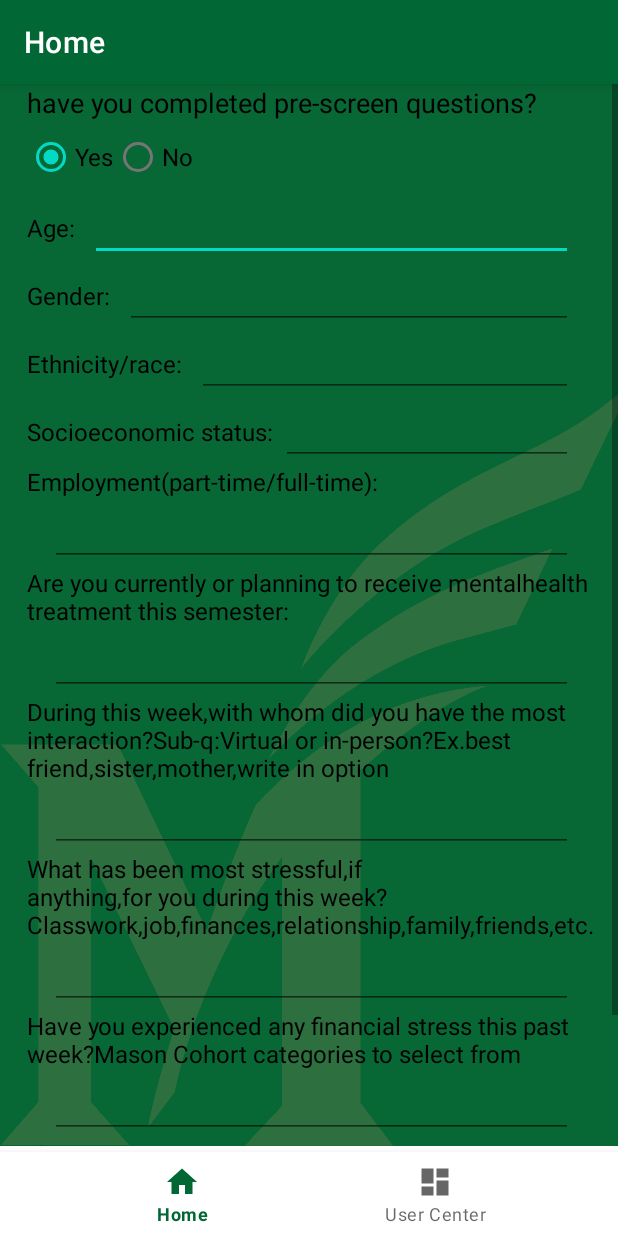
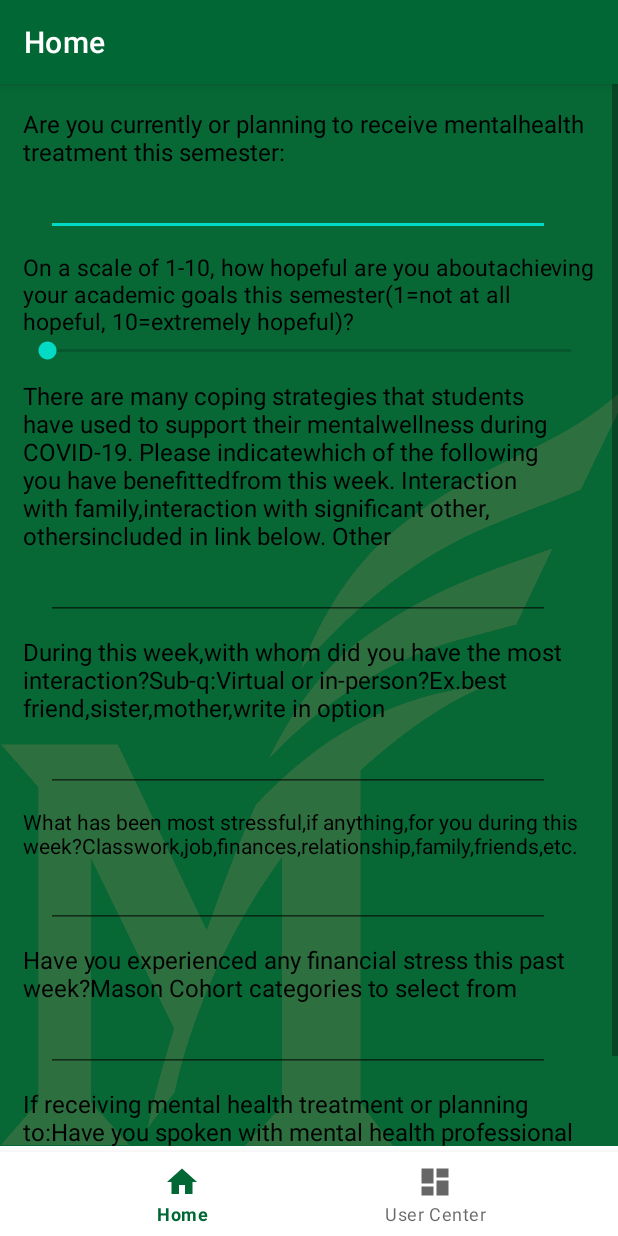
Before and after one commit to Wshangji/Mason, an Android app: the HomeFragment screen opened directly, with no data from a screen before it, on a phone screen of 412 x 824 dp. Run offline under Robolectric (Android 15) with nearby library versions, the phone set to English and light mode, and no system bars; our stand-ins replace navigation-ui; libraries missing offline, so code that uses them is left out: com.amazonaws.mobile, com.amplifyframework, com.amplifyframework.auth, com.amplifyframework.core.

Commit message:
add question view

```diff
--- a/app/src/main/AndroidManifest.xml
+++ b/app/src/main/AndroidManifest.xml
@@ -10,7 +10,7 @@
         android:roundIcon="@mipmap/ic_launcher_round"
         android:supportsRtl="true"
         android:theme="@style/Theme.Mason">
-        <activity android:name=".perquestron.activity_perquestion"></activity>
+        <activity android:name=".perquestron.Activity_perquestion"></activity>
         <activity
             android:name=".MainActivity"
             android:label="@string/title_activity_main"></activity>
--- a/app/src/main/java/com/example/mason/login/SignupTabFragment.java
+++ b/app/src/main/java/com/example/mason/login/SignupTabFragment.java
@@ -24,6 +24,7 @@ import com.amplifyframework.core.Amplify;
 import com.example.mason.LoginActivity;
 import com.example.mason.MainActivity;
 import com.example.mason.R;
+import com.example.mason.perquestron.Activity_perquestion;
 
 import static com.amazonaws.mobile.auth.core.internal.util.ThreadUtils.runOnUiThread;
 
@@ -131,6 +132,10 @@ public class SignupTabFragment extends Fragment {
                         toast.show();
                     }
                 });
+
+                Intent intent = new Intent();
+                intent.setClass(getActivity(), Activity_perquestion.class);
+                startActivity(intent);
             }
         });
 
--- /dev/null
+++ b/app/src/main/java/com/example/mason/perquestron/Activity_perquestion.java
@@ -0,0 +1,32 @@
+package com.example.mason.perquestron;
+
+import androidx.appcompat.app.AppCompatActivity;
+
+import android.content.Intent;
+import android.os.Bundle;
+import android.view.View;
+import android.widget.Button;
+
+import com.example.mason.MainActivity;
+import com.example.mason.R;
+
+public class Activity_perquestion extends AppCompatActivity {
+    private Button submit;
+
+    @Override
+    protected void onCreate(Bundle savedInstanceState) {
+        super.onCreate(savedInstanceState);
+        setContentView(R.layout.activity_perquestion);
+
+        submit = findViewById(R.id.pre_submit);
+
+        submit.setOnClickListener(new View.OnClickListener() {
+            @Override
+            public void onClick(View v) {
+                Intent intent = new Intent();
+                intent.setClass(Activity_perquestion.this, MainActivity.class);
+                startActivity(intent);
+            }
+        });
+    }
+}
--- a/app/src/main/java/com/example/mason/perquestron/activity_perquestion.java
+++ /dev/null
@@ -1,16 +0,0 @@
-package com.example.mason.perquestron;
-
-import androidx.appcompat.app.AppCompatActivity;
-
-import android.os.Bundle;
-
-import com.example.mason.R;
-
-public class activity_perquestion extends AppCompatActivity {
-
-    @Override
-    protected void onCreate(Bundle savedInstanceState) {
-        super.onCreate(savedInstanceState);
-        setContentView(R.layout.activity_perquestion);
-    }
-}
--- a/app/src/main/res/layout/activity_perquestion.xml
+++ b/app/src/main/res/layout/activity_perquestion.xml
@@ -5,7 +5,7 @@
     android:layout_width="match_parent"
     android:layout_height="match_parent"
     android:background="@drawable/bg"
-    tools:context=".perquestron.activity_perquestion">
+    tools:context=".perquestron.Activity_perquestion">
 
     <ScrollView
         android:layout_width="match_parent"
@@ -238,6 +238,7 @@
                 android:layout_marginRight="15dp"
                 android:layout_marginBottom="65dp">
                 <Button
+                    android:id="@+id/pre_submit"
                     android:layout_width="165dp"
                     android:layout_height="wrap_content"
                     android:backgroundTint="#CCCCCC"
--- a/app/src/main/res/layout/fragment_dashboard.xml
+++ b/app/src/main/res/layout/fragment_dashboard.xml
@@ -28,7 +28,8 @@
         <Button
             android:layout_width="wrap_content"
             android:layout_height="wrap_content"
-            android:text="保存"
+            android:backgroundTint="#1867c0"
+            android:text="Save"
             android:layout_marginLeft="25dp"
             android:layout_marginRight="15dp"
             android:layout_weight="1"
@@ -38,10 +39,11 @@
             android:id="@+id/logout"
             android:layout_width="wrap_content"
             android:layout_height="wrap_content"
+            android:backgroundTint="#dcdcdc"
             android:layout_marginLeft="15dp"
             android:layout_marginRight="25dp"
             android:text="Logout"
             android:layout_weight="1"
-            android:textColor="@color/white" />
+            android:textColor="@color/black" />
     </LinearLayout>
 </androidx.constraintlayout.widget.ConstraintLayout>
--- a/app/src/main/res/layout/fragment_home.xml
+++ b/app/src/main/res/layout/fragment_home.xml
@@ -9,8 +9,8 @@
 
     <ScrollView
         android:layout_width="fill_parent"
-        android:layout_height="wrap_content"
-        android:paddingLeft="18dp"
+        android:layout_height="match_parent"
+        android:paddingLeft="15dp"
         app:layout_constraintBottom_toBottomOf="parent"
         app:layout_constraintTop_toTopOf="parent"
         tools:ignore="MissingConstraints">
@@ -18,135 +18,9 @@
         <LinearLayout
             android:layout_width="match_parent"
             android:layout_height="match_parent"
+            android:layout_marginTop="15dp"
+            android:layout_marginRight="15dp"
             android:orientation="vertical">
-
-            <TextView
-                android:layout_width="match_parent"
-                android:layout_height="wrap_content"
-                android:text="have you completed pre-screen questions?"
-                android:textColor="@color/black"
-                android:textSize="18dp" />
-
-            <RadioGroup
-                android:id="@+id/radioGroup"
-                android:layout_width="wrap_content"
-                android:layout_height="wrap_content"
-                android:orientation="horizontal">
-
-                <RadioButton
-                    android:id="@+id/btnMan"
-                    android:layout_width="wrap_content"
-                    android:layout_height="wrap_content"
-                    android:checked="true"
-                    android:text="Yes"
-                    android:textSize="16dp" />
-
-                <RadioButton
-                    android:id="@+id/btnWoman"
-                    android:layout_width="wrap_content"
-                    android:layout_height="wrap_content"
-                    android:text="No"
-                    android:textSize="16dp" />
-            </RadioGroup>
-
-            <LinearLayout
-                android:layout_width="match_parent"
-                android:layout_height="wrap_content">
-
-                <TextView
-                    android:layout_width="wrap_content"
-                    android:layout_height="wrap_content"
-                    android:layout_marginRight="10dp"
-                    android:text="Age:"
-                    android:textColor="@color/black"
-                    android:textSize="16dp" />
-
-                <EditText
-                    android:layout_width="match_parent"
-                    android:layout_height="wrap_content"
-                    android:layout_marginRight="30dp"
-                    android:inputType="number" />
-
-            </LinearLayout>
-
-            <LinearLayout
-                android:layout_width="match_parent"
-                android:layout_height="wrap_content">
-
-                <TextView
-                    android:layout_width="wrap_content"
-                    android:layout_height="wrap_content"
-                    android:layout_marginRight="10dp"
-                    android:text="Gender:"
-                    android:textColor="@color/black"
-                    android:textSize="16dp" />
-
-                <EditText
-                    android:layout_width="match_parent"
-                    android:layout_height="wrap_content"
-                    android:layout_marginRight="30dp"
-                    android:inputType="text" />
-
-            </LinearLayout>
-
-            <LinearLayout
-                android:layout_width="match_parent"
-                android:layout_height="wrap_content">
-
-                <TextView
-                    android:layout_width="wrap_content"
-                    android:layout_height="wrap_content"
-                    android:layout_marginRight="10dp"
-                    android:text="Ethnicity/race:"
-                    android:textColor="@color/black"
-                    android:textSize="16dp" />
-
-                <EditText
-                    android:layout_width="match_parent"
-                    android:layout_height="wrap_content"
-                    android:layout_marginRight="30dp"
-                    android:inputType="text" />
-            </LinearLayout>
-
-            <LinearLayout
-                android:layout_width="match_parent"
-                android:layout_height="wrap_content">
-
-                <TextView
-                    android:layout_width="wrap_content"
-                    android:layout_height="wrap_content"
-                    android:layout_marginRight="5dp"
-                    android:text="Socioeconomic status:"
-                    android:textColor="@color/black"
-                    android:textSize="16dp" />
-
-                <EditText
-                    android:layout_width="match_parent"
-                    android:layout_height="wrap_content"
-                    android:layout_marginRight="30dp"
-                    android:inputType="text" />
-            </LinearLayout>
-
-            <LinearLayout
-                android:layout_width="match_parent"
-                android:layout_height="wrap_content"
-                android:orientation="vertical">
-
-                <TextView
-                    android:layout_width="wrap_content"
-                    android:layout_height="wrap_content"
-                    android:layout_marginRight="10dp"
-                    android:text="Employment(part-time/full-time):"
-                    android:textColor="@color/black"
-                    android:textSize="16dp" />
-
-                <EditText
-                    android:layout_width="match_parent"
-                    android:layout_height="wrap_content"
-                    android:layout_marginLeft="15dp"
-                    android:layout_marginRight="30dp"
-                    android:inputType="text" />
-            </LinearLayout>
 
             <LinearLayout
                 android:layout_width="match_parent"
@@ -171,6 +45,50 @@
             <LinearLayout
                 android:layout_width="match_parent"
                 android:layout_height="wrap_content"
+                android:layout_marginTop="10dp"
+                android:orientation="vertical">
+
+                <TextView
+                    android:layout_width="wrap_content"
+                    android:layout_height="wrap_content"
+                    android:text="On a scale of 1-10, how hopeful are you aboutachieving your academic goals this semester(1=not at all hopeful, 10=extremely hopeful)?"
+                    android:textColor="@color/black"
+                    android:textSize="15dp" />
+
+                <SeekBar
+                    android:layout_width="match_parent"
+                    android:layout_height="wrap_content"
+                    android:max="10"
+                    android:min="1"
+                    />
+            </LinearLayout>
+
+            <LinearLayout
+                android:layout_width="match_parent"
+                android:layout_height="wrap_content"
+                android:layout_marginTop="10dp"
+                android:orientation="vertical">
+
+                <TextView
+                    android:layout_width="wrap_content"
+                    android:layout_height="wrap_content"
+                    android:text="There are many coping strategies that students have used to support their mentalwellness during COVID-19. Please indicatewhich of the following you have benefittedfrom this week. Interaction with family,interaction with significant other, othersincluded in link below. Other
+"
+                    android:textColor="@color/black"
+                    android:textSize="16dp" />
+
+                <EditText
+                    android:layout_width="match_parent"
+                    android:layout_height="wrap_content"
+                    android:layout_marginLeft="15dp"
+                    android:layout_marginRight="30dp"
+                    android:inputType="text" />
+            </LinearLayout>
+
+            <LinearLayout
+                android:layout_width="match_parent"
+                android:layout_height="wrap_content"
+                android:layout_marginTop="10dp"
                 android:orientation="vertical">
 
                 <TextView
@@ -191,6 +109,7 @@
             <LinearLayout
                 android:layout_width="match_parent"
                 android:layout_height="wrap_content"
+                android:layout_marginTop="10dp"
                 android:orientation="vertical">
 
                 <TextView
@@ -198,7 +117,7 @@
                     android:layout_height="wrap_content"
                     android:text="What has been most stressful,if anything,for you during this week?Classwork,job,finances,relationship,family,friends,etc."
                     android:textColor="@color/black"
-                    android:textSize="16dp" />
+                    android:textSize="14dp" />
 
                 <EditText
                     android:layout_width="match_parent"
@@ -211,6 +130,7 @@
             <LinearLayout
                 android:layout_width="match_parent"
                 android:layout_height="wrap_content"
+                android:layout_marginTop="10dp"
                 android:orientation="vertical">
 
                 <TextView
@@ -231,6 +151,7 @@
             <LinearLayout
                 android:layout_width="match_parent"
                 android:layout_height="wrap_content"
+                android:layout_marginTop="10dp"
                 android:orientation="vertical">
 
                 <TextView
```
